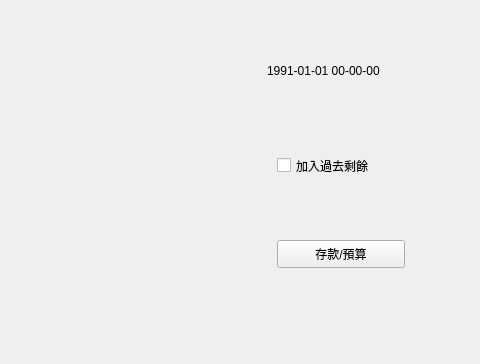
Qt form main.ui (dlgs5100/MoneyTracking) before a commit; both pictures show x 233 to 713 and y 0 to 364 of the 713 by 526 pixel window.
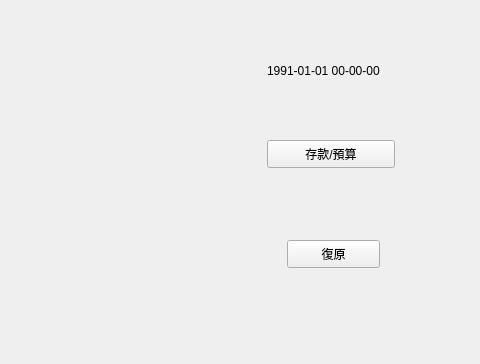
The same form after that commit.

Patch:
```diff
--- a/main.ui
+++ b/main.ui
@@ -107,24 +107,11 @@
      <string>1991-01-01 00-00-00</string>
     </property>
    </widget>
-   <widget class="QCheckBox" name="checkBoxBalance">
-    <property name="geometry">
-     <rect>
-      <x>510</x>
-      <y>150</y>
-      <width>131</width>
-      <height>31</height>
-     </rect>
-    </property>
-    <property name="text">
-     <string>加入過去剩餘</string>
-    </property>
-   </widget>
    <widget class="QPushButton" name="buttonDepositeAndBudget">
     <property name="geometry">
      <rect>
-      <x>510</x>
-      <y>240</y>
+      <x>500</x>
+      <y>140</y>
       <width>128</width>
       <height>28</height>
      </rect>
@@ -133,6 +120,19 @@
      <string>存款/預算</string>
     </property>
    </widget>
+   <widget class="QPushButton" name="buttonPrevious">
+    <property name="geometry">
+     <rect>
+      <x>520</x>
+      <y>240</y>
+      <width>93</width>
+      <height>28</height>
+     </rect>
+    </property>
+    <property name="text">
+     <string>復原</string>
+    </property>
+   </widget>
   </widget>
   <widget class="QMenuBar" name="menubar">
    <property name="geometry">
```
